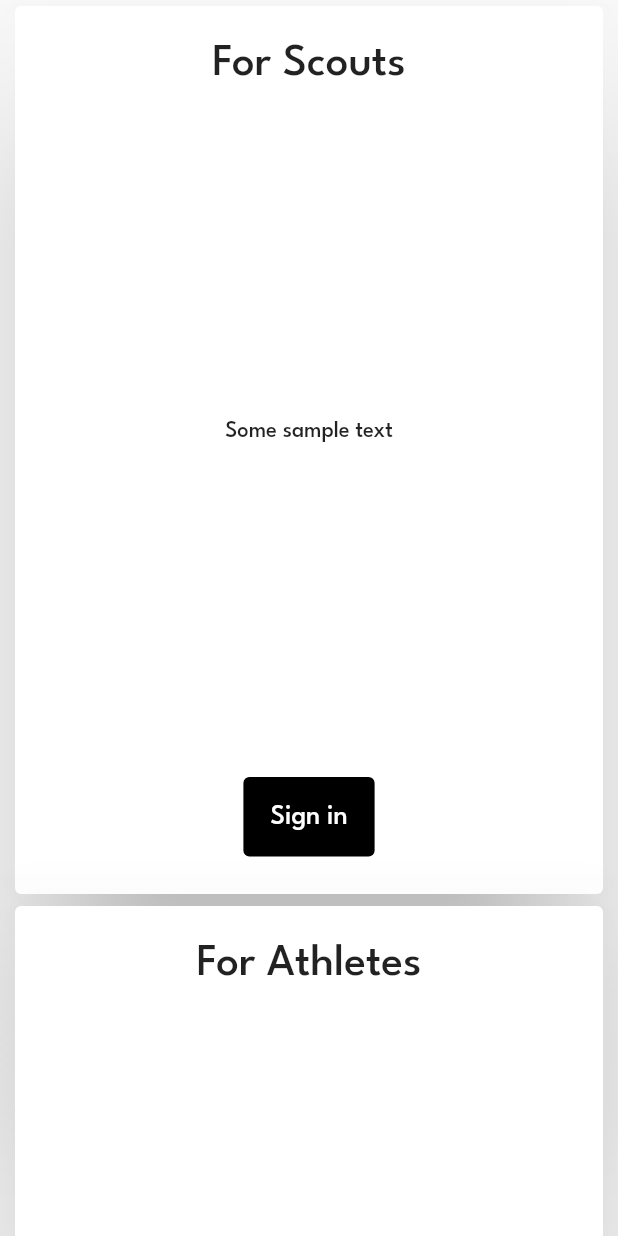
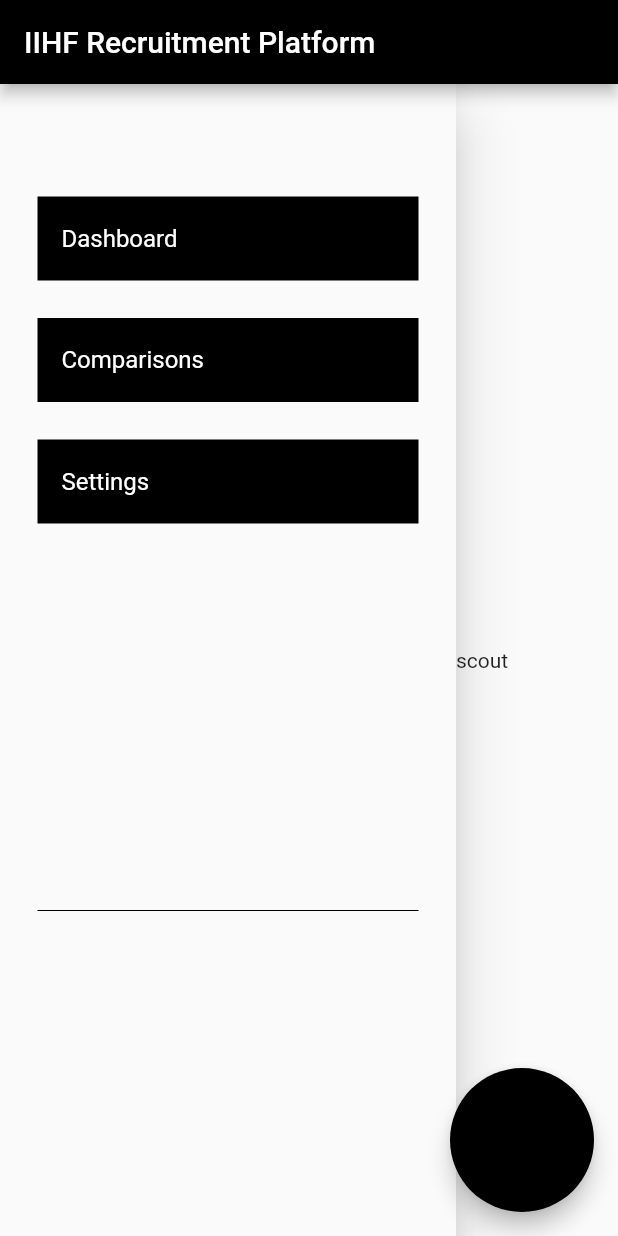
Before and after one commit to julianalexanderkalis/iihf_template, a Flutter app: the screen it shows after launch, after a tap on "Sign in", on a phone screen of 412 x 824 dp. Run offline on Flutter 3.47's test engine with Material 2 defaults, Android fonts, the phone set to English and light mode, and no system bars; our stand-ins replace get_storage; missing offline and left inert: flutter_web3.

Commit message:
separating dashboards

```diff
--- /dev/null
+++ b/lib/components/athlete_dashboard.dart
@@ -0,0 +1,17 @@
+import 'package:flutter/material.dart';
+
+class AthleteDashboard extends StatefulWidget {
+  const AthleteDashboard({super.key});
+
+  @override
+  State<AthleteDashboard> createState() => _AthleteDashboardState();
+}
+
+class _AthleteDashboardState extends State<AthleteDashboard> {
+  @override
+  Widget build(BuildContext context) {
+    return const Scaffold(
+      body: Text("athlete"),
+    );
+  }
+}
--- /dev/null
+++ b/lib/components/scout_dashboard.dart
@@ -0,0 +1,79 @@
+import 'package:flutter/material.dart';
+
+class ScoutDashboard extends StatefulWidget {
+  const ScoutDashboard({super.key});
+
+  @override
+  State<ScoutDashboard> createState() => _ScoutDashboardState();
+}
+
+class _ScoutDashboardState extends State<ScoutDashboard> {
+  @override
+  Widget build(BuildContext context) {
+    return Scaffold(
+      appBar: AppBar(
+        title: const Text("IIHF Recruitment Platform"),
+      ),
+      body: Row(
+        children: [
+          Drawer(
+            child: ListView(
+              padding: const EdgeInsets.all(25),
+              children: [
+                const SizedBox(height: 50),
+                Container(
+                  color: Colors.black,
+                  child: ListTile(
+                    title: const Text(
+                      'Dashboard',
+                      style: TextStyle(
+                        color: Colors.white,
+                      ),
+                    ),
+                    onTap: () {},
+                  ),
+                ),
+                const SizedBox(height: 25),
+                Container(
+                  color: Colors.black,
+                  child: ListTile(
+                    title: const Text(
+                      'Comparisons',
+                      style: TextStyle(
+                        color: Colors.white,
+                      ),
+                    ),
+                    onTap: () {},
+                  ),
+                ),
+                const SizedBox(height: 25),
+                Container(
+                  color: Colors.black,
+                  child: ListTile(
+                    title: const Text(
+                      'Settings',
+                      style: TextStyle(
+                        color: Colors.white,
+                      ),
+                    ),
+                    onTap: () {},
+                  ),
+                ),
+                const SizedBox(height: 250),
+                const Divider(color: Colors.black),
+                const SizedBox(height: 250),
+                Row(
+                  children: const <Widget>[
+                    Icon(Icons.exit_to_app),
+                  ],
+                ),
+              ],
+            ),
+          ),
+          const Text("scout"),
+        ],
+      ),
+      floatingActionButton: FloatingActionButton.large(onPressed: () => {}),
+    );
+  }
+}
--- a/lib/main.dart
+++ b/lib/main.dart
@@ -1,4 +1,6 @@
 import 'package:flutter/material.dart';
+import 'package:iihf_template/components/athlete_dashboard.dart';
+import 'package:iihf_template/components/scout_dashboard.dart';
 import 'package:iihf_template/components/toDoList.dart';
 import 'helpers/web3functions.dart';
 import 'package:flutter_web3/flutter_web3.dart';
@@ -23,15 +25,20 @@
     setState(() {
       role = value;
     });
+    print(role);
   }
 
   renderBody() {
     if (role == "") {
-      return const MyHomePage(title: 'Smart Contract ToDo List');
+      return MyHomePage(
+        title: 'Smart Contract ToDo List',
+        setRole: setRole,
+      );
     } else if (role == "scout") {
-      return Container();
+      return const ScoutDashboard();
     } else {
-      return Container();
+      return const AthleteDashboard();
+      ;
     }
   }
 
@@ -44,7 +51,7 @@
       theme: ThemeData(
         colorScheme: const ColorScheme.light().copyWith(
           secondary: Colors.black,
-          primary: Colors.white,
+          primary: Colors.black,
         ),
       ),
       home: renderBody(),
@@ -53,11 +60,14 @@
 }
 
 class MyHomePage extends StatefulWidget {
+  final String title;
+  final Function setRole;
+
   const MyHomePage({
     super.key,
     required this.title,
+    required this.setRole,
   });
-  final String title;
 
   @override
   State<MyHomePage> createState() => _MyHomePageState();
@@ -107,7 +117,6 @@
               child: Card(
                 elevation: 50,
                 shadowColor: Colors.black,
-                color: Theme.of(context).colorScheme.primary,
                 child: Padding(
                   padding: const EdgeInsets.all(25.0),
                   child: Column(
@@ -134,7 +143,9 @@
                             Colors.black,
                           ),
                         ),
-                        onPressed: () => {},
+                        onPressed: () => {
+                          widget.setRole("scout"),
+                        },
                         child: const Padding(
                           padding: EdgeInsets.all(10.0),
                           child: Text("Sign in",
@@ -156,7 +167,6 @@
               child: Card(
                 elevation: 50,
                 shadowColor: Colors.black,
-                color: Theme.of(context).colorScheme.primary,
                 child: Padding(
                   padding: const EdgeInsets.all(25.0),
                   child: Column(
@@ -182,7 +192,9 @@
                             Colors.black,
                           ),
                         ),
-                        onPressed: () => {},
+                        onPressed: () => {
+                          widget.setRole("athlete"),
+                        },
                         child: const Padding(
                           padding: EdgeInsets.all(10.0),
                           child: Text("Sign in",
```
Also changed, not shown: lib/components/athleteDashboard.dart (deleted), lib/components/scoutDashboard.dart (deleted).
